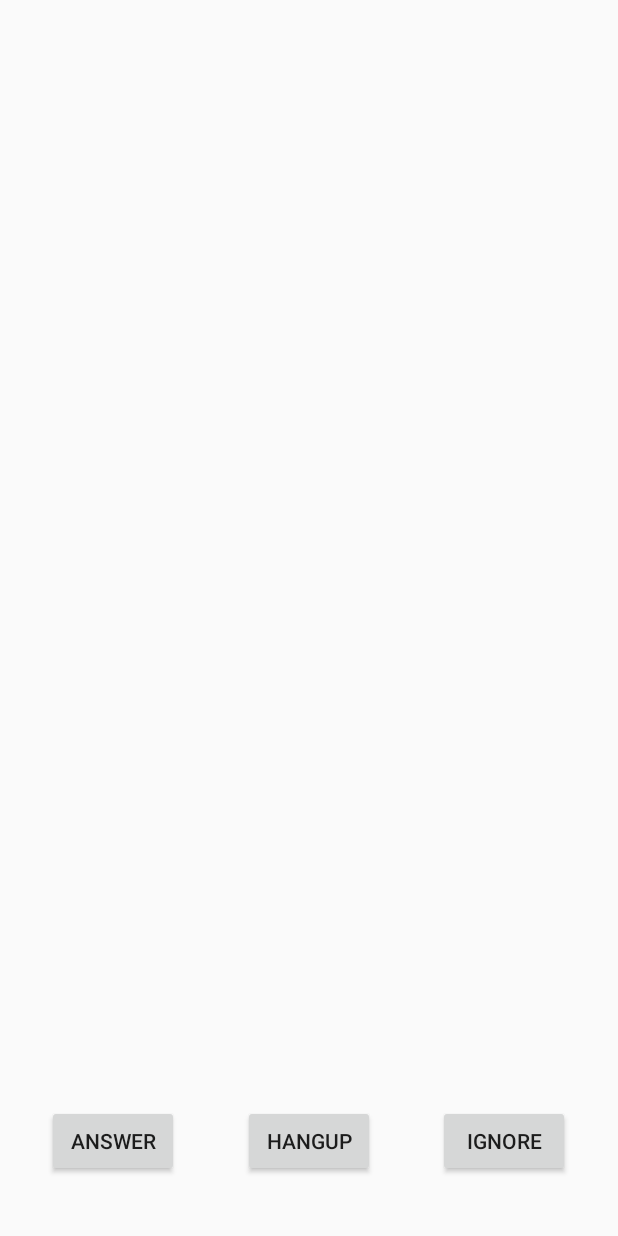
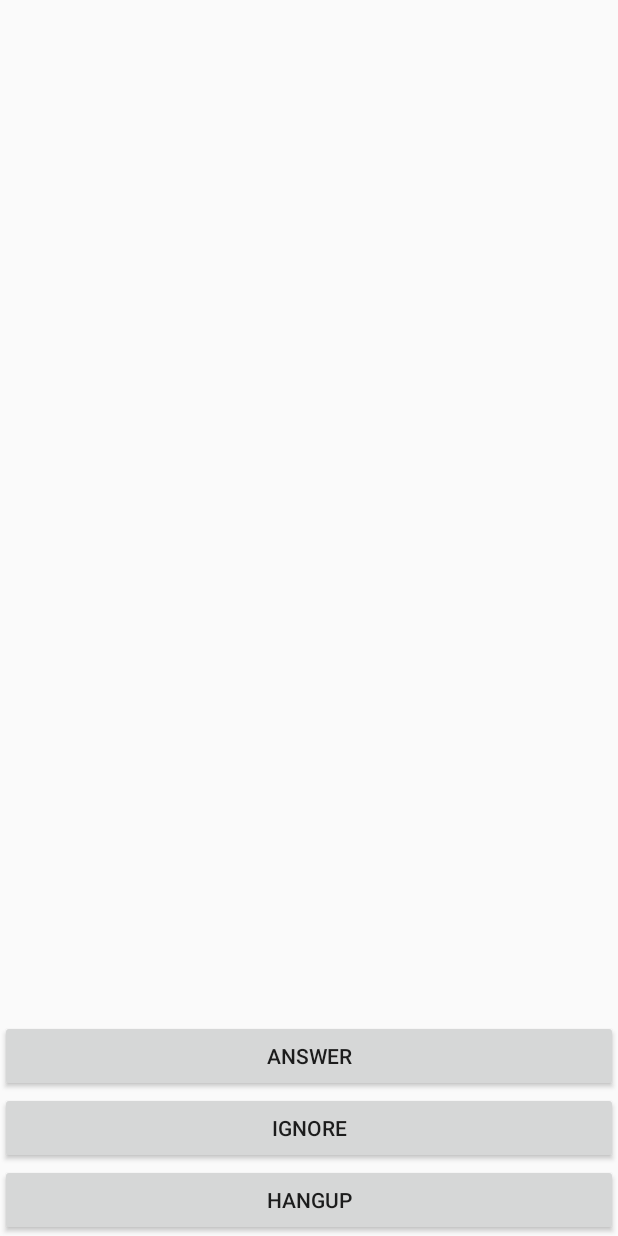
Before and after one commit to nigeldaniels/project2_phone, an Android app: the layout activity_incoming_call1.xml on its own in the app's theme, with its tools: preview values and no code run, on a phone screen of 412 x 824 dp. Run offline under Robolectric (Android 15) with nearby library versions, the phone set to English and light mode, and no system bars.

Commit message:
fixed every calling related bug I knew about for the day

```diff
--- a/src/main/java/com/netchosis/somthing/project2_phone2/Sipwork.java
+++ b/src/main/java/com/netchosis/somthing/project2_phone2/Sipwork.java
@@ -158,7 +158,6 @@ public class Sipwork extends Service implements Runnable {
     public void run(){
         try {
             Looper.prepare();
-            setup_incoming();
             Log.d("THREAD","thread started");
             sipcreds = Getsipcreds(Urls.SIP_CREDS_URL);
             Log.d("sipcreds",sipcreds.toString());
--- a/src/main/res/layout/activity_incoming_call1.xml
+++ b/src/main/res/layout/activity_incoming_call1.xml
@@ -6,38 +6,40 @@
     tools:context=".IncomingCall" >
 
     <Button
-        android:id="@+id/ignore"
+        android:layout_width="wrap_content"
+        android:layout_height="wrap_content"
+        android:text="Hangup"
+        android:id="@+id/hangup"
+        android:layout_alignParentBottom="true"
+        android:layout_alignParentRight="true"
+        android:layout_alignParentEnd="true"
+        android:layout_alignParentLeft="true"
+        android:layout_alignParentStart="true"
+        android:gravity="center"
+        android:onClick="Hangup" />
+
+    <Button
+        style="?android:attr/buttonStyleSmall"
         android:layout_width="wrap_content"
         android:layout_height="wrap_content"
         android:text="Ignore"
-        android:onClick="Ignore"
-        android:layout_alignTop="@+id/hangup"
+        android:id="@+id/Ignore"
+        android:layout_alignParentLeft="true"
+        android:layout_alignParentStart="true"
         android:layout_alignParentRight="true"
         android:layout_alignParentEnd="true"
-        android:layout_marginRight="32dp"
-        android:layout_marginEnd="32dp" />
+        android:layout_above="@+id/hangup"
+        android:onClick="Ignore" />
 
     <Button
         android:layout_width="wrap_content"
         android:layout_height="wrap_content"
-        android:text="Hangup"
-        android:id="@+id/hangup"
-        android:onClick="Hangup"
-        android:layout_marginBottom="39dp"
-        android:layout_alignParentBottom="true"
-        android:layout_centerHorizontal="true" />
-
-    <Button
-        android:id="@+id/button1"
-        android:layout_width="wrap_content"
-        android:layout_height="wrap_content"
-        android:onClick="Answerbutton"
         android:text="Answer"
-        android:layout_alignBaseline="@+id/hangup"
-        android:layout_alignBottom="@+id/hangup"
+        android:id="@+id/Answer"
+        android:layout_above="@+id/Ignore"
+        android:layout_alignParentRight="true"
+        android:layout_alignParentEnd="true"
         android:layout_alignParentLeft="true"
         android:layout_alignParentStart="true"
-        android:layout_marginLeft="31dp"
-        android:layout_marginStart="31dp" />
-
+        android:onClick="Answerbutton" />
 </RelativeLayout>
--- a/src/main/res/values/strings.xml
+++ b/src/main/res/values/strings.xml
@@ -18,5 +18,6 @@
         <item>Male</item>
         <item>Female</item>
     </string-array>
+    <string name="title_activity_answer">Answer</string>
 
 </resources>
```
Also changed, not shown: src/main/AndroidManifest.xml (+32 -19 lines), src/main/java/com/netchosis/somthing/project2_phone2/Answer.java (added, +39 -0 lines), src/main/java/com/netchosis/somthing/project2_phone2/IncomingCall.java (+5 -4 lines), src/main/java/com/netchosis/somthing/project2_phone2/IncomingCallReceiver.java (+8 -5 lines), src/main/res/layout/activity_answer.xml (added, +12 -0 lines), src/main/res/menu/menu_answer.xml (added, +7 -0 lines).
